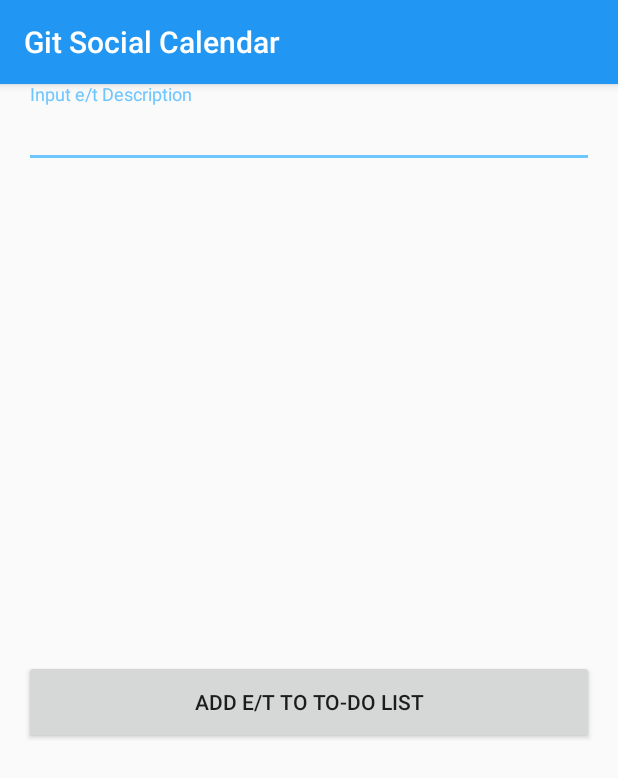
After one commit to laddjones/Toor_android_app, an Android app: the CreateToDoActivity screen opened directly, with no data from a screen before it, on a phone screen of 412 x 824 dp. The commit adds this screen. Shown: the top 778 px of the screen. Run offline under Robolectric (Android 15) with nearby library versions, the phone set to English and light mode, and no system bars.

Commit message:
"connected pop screen to corosponding add to calendar and add to todo list screens"

```diff
--- a/GitSocialCalendar/app/src/main/AndroidManifest.xml
+++ b/GitSocialCalendar/app/src/main/AndroidManifest.xml
@@ -17,7 +17,9 @@
             </intent-filter>
         </activity>
         <activity android:name=".MainActivity"></activity>
-        <activity android:name=".CreateETActivity"></activity>
+        <activity android:name=".CreateCalActivity"></activity>
+        <activity android:name=".CreateToDoActivity"></activity>
+
     </application>
 
 </manifest>
--- /dev/null
+++ b/GitSocialCalendar/app/src/main/java/laddjones/gitsocialcalendar/CreateToDoActivity.java
@@ -0,0 +1,40 @@
+package laddjones.gitsocialcalendar;
+
+import android.os.Bundle;
+import android.support.design.widget.TextInputEditText;
+import android.support.v7.app.AppCompatActivity;
+import android.view.View;
+import android.widget.Button;
+
+/**
+ * Created by laddjones on 7/30/17.
+ */
+
+public class CreateToDoActivity extends AppCompatActivity {
+
+    private TextInputEditText etDescriptionCal;
+    private Button addToCal;
+
+    @Override
+    public void onCreate(Bundle savedInstanceState) {
+        super.onCreate(savedInstanceState);
+        setContentView(R.layout.activity_create_todo);
+
+        etDescriptionCal = (TextInputEditText) findViewById(R.id.edit_text_et_description_todo);
+        addToCal = (Button) findViewById(R.id.add_et_button_todo);
+
+        addToCal.setOnClickListener(new View.OnClickListener() {
+            @Override
+            public void onClick(View v) {
+                String userDescrEntry = etDescriptionCal.getText().toString();
+
+                //add the users entry to their calendar via the online database
+                addET(userDescrEntry);
+            }
+        });
+    }
+
+    public void addET(String etDescriptionCal) {
+
+    }
+}
--- /dev/null
+++ b/GitSocialCalendar/app/src/main/res/layout/activity_create_todo.xml
@@ -0,0 +1,40 @@
+<?xml version="1.0" encoding="utf-8"?>
+<android.support.constraint.ConstraintLayout xmlns:android="http://schemas.android.com/apk/res/android"
+    xmlns:app="http://schemas.android.com/apk/res-auto"
+    xmlns:tools="http://schemas.android.com/tools"
+    android:layout_width="match_parent"
+    android:layout_height="match_parent"
+    android:layout_marginLeft="16dp"
+    android:layout_marginRight="16dp" >
+
+    <android.support.design.widget.TextInputLayout
+        android:id="@+id/text_input_et_description_todo"
+        android:layout_width="0dp"
+        android:layout_height="wrap_content"
+        android:hint="Input e/t Description"
+        app:layout_constraintVertical_chainStyle="packed"
+        app:layout_constraintRight_toRightOf="parent"
+        app:layout_constraintLeft_toLeftOf="parent"
+        app:layout_constraintTop_toTopOf="parent"
+        android:layout_marginBottom="16dp">
+
+        <android.support.design.widget.TextInputEditText
+            android:id="@+id/edit_text_et_description_todo"
+            android:layout_width="match_parent"
+            android:layout_height="wrap_content"
+            android:imeOptions="actionNext"/>
+
+    </android.support.design.widget.TextInputLayout>
+
+    <Button
+        android:id="@+id/add_et_button_todo"
+        android:text="Add e/t to To-Do List"
+        android:layout_width="0dp"
+        android:layout_height="56dp"
+        app:layout_constraintLeft_toLeftOf="parent"
+        app:layout_constraintRight_toRightOf="parent"
+        app:layout_constraintBottom_toBottomOf="parent"
+        app:layout_constraintTop_toBottomOf="@+id/text_input_et_description_todo"
+        app:layout_constraintVertical_chainStyle="packed"/>
+
+</android.support.constraint.ConstraintLayout>
```
Also changed, not shown: GitSocialCalendar/app/src/main/java/laddjones/gitsocialcalendar/CreateCalActivity.java (added, +42 -0 lines), GitSocialCalendar/app/src/main/java/laddjones/gitsocialcalendar/CreateETActivity.java (deleted, +0 -18 lines), GitSocialCalendar/app/src/main/java/laddjones/gitsocialcalendar/MainActivity.java (+23 -0 lines), GitSocialCalendar/app/src/main/res/layout/activity_create_cal.xml (added, +40 -0 lines), GitSocialCalendar/app/src/main/res/layout/activity_create_et.xml (deleted, +0 -13 lines), GitSocialCalendar/app/src/main/res/layout/popup_window_add_et.xml (+6 -5 lines), 1 other file.
